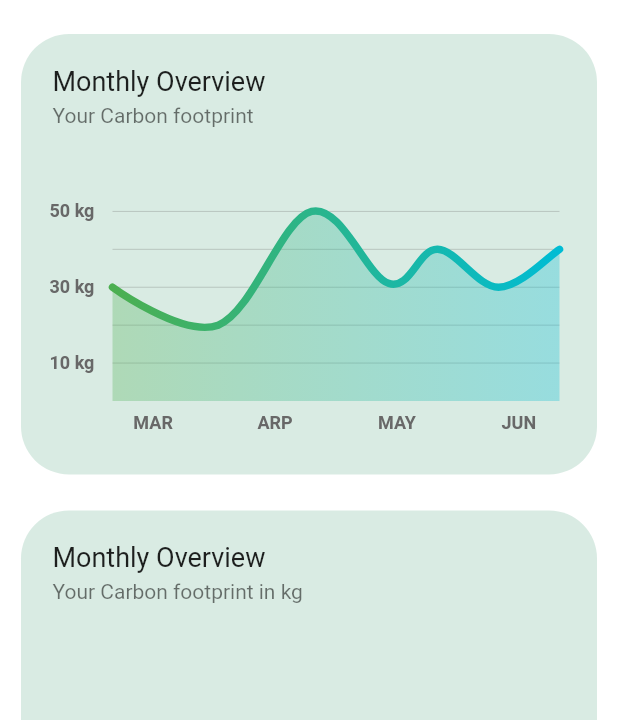
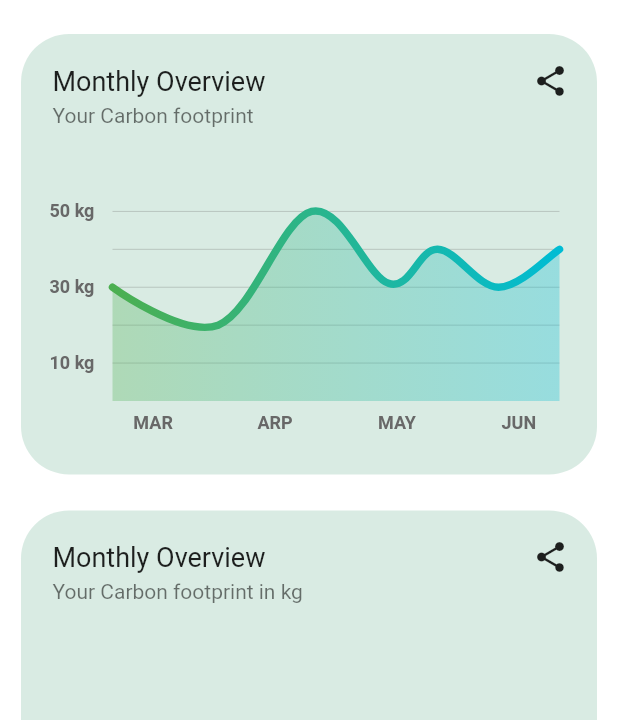
Before and after one commit to TheNewReducers/flutter_app, a Flutter app: the screen it shows after launch, on a phone screen of 412 x 824 dp, the part 98-818 px from its top. Run offline on Flutter 3.47's test engine with Material 2 defaults, Android fonts, the phone set to English and light mode, and no system bars; drawn by our look-alikes of fl_chart, persistent_bottom_nav_bar; our stand-ins replace camera, flutter_animate, pie_chart, share_plus, shared_preferences.

Commit message:
share your progress

```diff
--- a/lib/components/custom_card.dart
+++ b/lib/components/custom_card.dart
@@ -1,16 +1,24 @@
 import 'package:flutter/material.dart';
+import 'package:flutter_app/components/sharebutton.dart';
 
 class CustomCard extends StatelessWidget {
-  const CustomCard({super.key, required this.color, required this.child, required this.title, required this.subtitle});
+  CustomCard({super.key, required this.color, required this.child, required this.title, required this.subtitle, this.shareable = false});
 
   final Color color;
   final Widget child;
   final String title;
   final String subtitle;
+  final bool shareable;
+
+  final GlobalKey widgetKey = GlobalKey();
 
   @override
   Widget build(BuildContext context) {
-    return Container(
+    return Stack(
+      children: [
+        RepaintBoundary(
+          key: widgetKey,
+          child: Container(
             decoration: BoxDecoration(
               borderRadius: BorderRadius.circular(32),
               color: color,
@@ -40,6 +48,16 @@ class CustomCard extends StatelessWidget {
                 child
               ],
             ),
+          )
+        ),
+        shareable ? Positioned(
+          top: 7,
+          right: 7,
+          child: ShareButton(
+            widgetKey: widgetKey,
+          ),
+        ) : const SizedBox(),
+      ],
     );
   }
 }
--- /dev/null
+++ b/lib/components/sharebutton.dart
@@ -0,0 +1,48 @@
+import 'dart:io';
+import 'dart:typed_data';
+import 'dart:ui' as ui;
+import 'package:flutter/material.dart';
+import 'package:flutter/rendering.dart';
+import 'package:path_provider/path_provider.dart';
+import 'package:share_plus/share_plus.dart';
+
+class ShareButton extends StatefulWidget {
+  final GlobalKey widgetKey;
+
+  const ShareButton({super.key, required this.widgetKey});
+
+  @override
+  State<ShareButton> createState() => _ShareButtonState();
+}
+
+class _ShareButtonState extends State<ShareButton> {
+  Future<void> _captureAndSharePng() async {
+    try {
+      RenderRepaintBoundary boundary =
+          widget.widgetKey.currentContext!.findRenderObject() as RenderRepaintBoundary;
+      ui.Image image = await boundary.toImage();
+      ByteData? byteData = await image.toByteData(format: ui.ImageByteFormat.png);
+      if (byteData == null) {
+        return;
+      }
+      Uint8List pngBytes = byteData.buffer.asUint8List();
+
+      final directory = (await getTemporaryDirectory()).path;
+      File imgFile = File('$directory/screenshot.png');
+      imgFile.writeAsBytesSync(pngBytes);
+
+      await Share.shareFiles(['$directory/screenshot.png'],
+          mimeTypes: ['image/png'], text: '🌍 I just discovered my carbon footprint with CarbonDiet! 🌱 Check it out and join me in making eco-friendly choices to fight climate change together. Every small step counts! 💚 #CarbonDiet #ClimateAction');
+    } catch (e) {
+      print(e);
+    }
+  }
+
+  @override
+  Widget build(BuildContext context) {
+    return IconButton(
+      onPressed: _captureAndSharePng,
+      icon: const Icon(Icons.share_rounded),
+    );
+  }
+}
--- a/lib/screens/home_views/dashboard.dart
+++ b/lib/screens/home_views/dashboard.dart
@@ -54,18 +54,20 @@ class _DashboardState extends State<Dashboard> {
               mainAxisAlignment: MainAxisAlignment.start,
               children: [
                 const ViewTitleBar(title: "Dashboard", xPadding: 18),
-                const Padding(
-                  padding: EdgeInsets.only(top: 14, left: 14, right: 14, bottom: 24),
+                Padding(
+                  padding: const EdgeInsets.only(top: 14, left: 14, right: 14, bottom: 24),
                   child: CustomCard(
+                    shareable: true,
                     title: "Monthly Overview",
                     subtitle: "Your Carbon footprint",
                     color: AppColor.cardGreen,
-                    child: Chart(),
+                    child: const Chart(),
                   ),
                 ),
                 Padding(
                   padding: const EdgeInsets.only(top: 0, left: 14, right: 14, bottom: 24),
                   child: CustomCard(
+                    shareable: true,
                     title: "Monthly Overview",
                     subtitle: "Your Carbon footprint in kg",
                     color: AppColor.cardGreen,
--- a/pubspec.yaml
+++ b/pubspec.yaml
@@ -20,6 +20,7 @@ dependencies:
   uuid: ^3.0.7
   flutter_animate: ^4.1.0
   shared_preferences: ^2.0.20
+  share_plus:
 
 dev_dependencies:
   flutter_test:
```
Also changed, not shown: pubspec.lock. Lines whose indentation alone changed are shown as unchanged.
